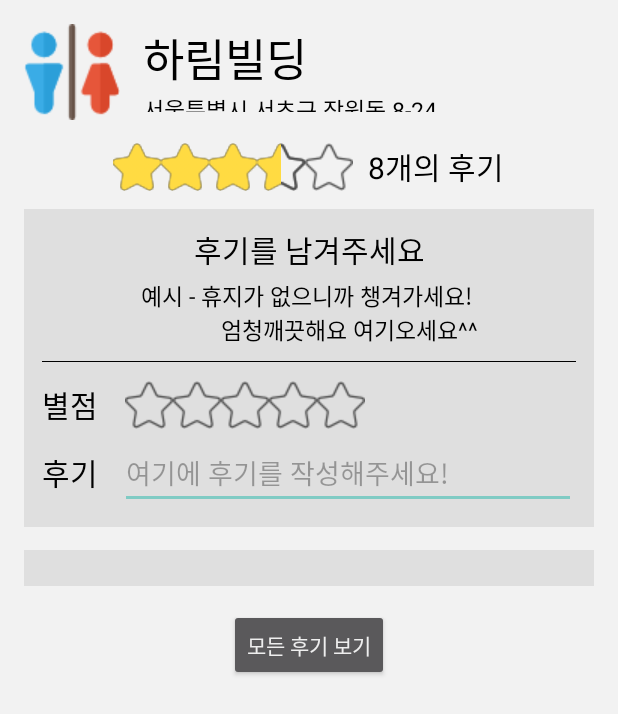
After one commit to KimYuMin/MobileProject, an Android app: the ReviewActivity screen opened directly, with no data from a screen before it, on a phone screen of 412 x 824 dp. The commit adds this screen. Shown: the top 714 px of the screen. Run offline under Robolectric (Android 15) with nearby library versions, the phone set to English and light mode, and no system bars.

Commit message:
googlemap + review_activity.xml
구글맵이랑 리뷰 UI

```diff
--- a/app/build.gradle
+++ b/app/build.gradle
@@ -1,5 +1,4 @@
 apply plugin: 'com.android.application'
-apply plugin: 'com.google.gms.google-services'
 android {
     compileSdkVersion 25
     buildToolsVersion "25.0.2"
@@ -20,12 +19,14 @@ android {
 }
 
 dependencies {
-    compile fileTree(dir: 'libs', include: ['*.jar'])
+    compile fileTree(include: ['*.jar'], dir: 'libs')
     androidTestCompile('com.android.support.test.espresso:espresso-core:2.2.2', {
         exclude group: 'com.android.support', module: 'support-annotations'
     })
     compile 'com.koushikdutta.ion:ion:2.+'
     compile 'com.android.support:appcompat-v7:25.3.1'
     compile 'com.google.firebase:firebase-database:9.8.0'
+    compile 'com.google.android.gms:play-services-maps:9.8.0'
     testCompile 'junit:junit:4.12'
 }
+apply plugin: 'com.google.gms.google-services'
--- /dev/null
+++ b/app/src/main/java/com/example/kimym/mobileproject/ReviewActivity.java
@@ -0,0 +1,13 @@
+package com.example.kimym.mobileproject;
+
+import android.support.v7.app.AppCompatActivity;
+import android.os.Bundle;
+
+public class ReviewActivity extends AppCompatActivity {
+
+    @Override
+    protected void onCreate(Bundle savedInstanceState) {
+        super.onCreate(savedInstanceState);
+        setContentView(R.layout.activity_review);
+    }
+}
--- /dev/null
+++ b/app/src/main/res/drawable/custom_ratingbar.xml
@@ -0,0 +1,9 @@
+<?xml version="1.0" encoding="utf-8"?>
+<layer-list xmlns:android="http://schemas.android.com/apk/res/android">
+    <item android:id="@android:id/background"
+        android:drawable="@drawable/custom_ratingbar_empty" />
+    <item android:id="@android:id/secondaryProgress"
+        android:drawable="@drawable/custom_ratingbar_empty" />
+    <item android:id="@android:id/progress"
+        android:drawable="@drawable/custom_ratingbar_filed" />
+</layer-list>
--- /dev/null
+++ b/app/src/main/res/drawable/custom_ratingbar_empty.xml
@@ -0,0 +1,19 @@
+<?xml version="1.0" encoding="utf-8"?>
+
+<selector xmlns:android="http://schemas.android.com/apk/res/android">
+
+    <item android:state_pressed="true"
+        android:state_window_focused="true"
+        android:drawable="@drawable/staroff" />
+
+    <item android:state_focused="true"
+        android:state_window_focused="true"
+        android:drawable="@drawable/staroff" />
+
+    <item android:state_selected="true"
+        android:state_window_focused="true"
+        android:drawable="@drawable/staroff" />
+
+    <item android:drawable="@drawable/staroff" />
+
+</selector>
--- /dev/null
+++ b/app/src/main/res/drawable/custom_ratingbar_filed.xml
@@ -0,0 +1,19 @@
+<?xml version="1.0" encoding="utf-8"?>
+
+<selector xmlns:android="http://schemas.android.com/apk/res/android">
+
+    <item android:state_pressed="true"
+        android:state_window_focused="true"
+        android:drawable="@drawable/staron" />
+
+    <item android:state_focused="true"
+        android:state_window_focused="true"
+        android:drawable="@drawable/staron" />
+
+    <item android:state_selected="true"
+        android:state_window_focused="true"
+        android:drawable="@drawable/staron" />
+
+    <item android:drawable="@drawable/staron" />
+
+</selector>
--- /dev/null
+++ b/app/src/main/res/layout/activity_review.xml
@@ -0,0 +1,178 @@
+<?xml version="1.0" encoding="utf-8"?>
+<LinearLayout xmlns:android="http://schemas.android.com/apk/res/android"
+    xmlns:tools="http://schemas.android.com/tools"
+    android:id="@+id/activity_review"
+    android:layout_width="match_parent"
+    android:layout_height="match_parent"
+    android:orientation="vertical"
+    android:paddingBottom="@dimen/activity_vertical_margin"
+    android:paddingLeft="@dimen/activity_horizontal_margin"
+    android:paddingRight="@dimen/activity_horizontal_margin"
+    android:paddingTop="@dimen/activity_vertical_margin"
+    android:background="#f2f2f2"
+    tools:context="com.example.kimym.mobileproject.ReviewActivity">
+
+    <LinearLayout
+        android:layout_width="match_parent"
+        android:layout_height="wrap_content"
+        android:orientation="vertical">
+        <LinearLayout
+            android:layout_width="match_parent"
+            android:layout_height="wrap_content">
+            <ImageView
+                android:layout_width="wrap_content"
+                android:layout_height="wrap_content"
+                android:src="@drawable/icon"/>
+            <LinearLayout
+                android:layout_width="match_parent"
+                android:layout_height="match_parent"
+                android:orientation="vertical"
+                android:layout_marginLeft="15dp"
+                android:layout_marginBottom="5dp">
+                <TextView
+                    android:layout_width="wrap_content"
+                    android:layout_height="wrap_content"
+                    android:textColor="#000000"
+                    android:textSize="30dp"
+                    android:text="하림빌딩"
+                    android:id="@+id/text_title"
+                    ></TextView>
+
+                <TextView
+                    android:layout_width="wrap_content"
+                    android:layout_height="match_parent"
+                    android:id="@+id/text_address"
+                    android:text="서울특별시 서초구 잠원동 8-24"
+                    android:textColor="#000000"
+                    android:textSize="15dp"
+                    ></TextView>
+            </LinearLayout>
+        </LinearLayout>
+        <LinearLayout
+            android:layout_width="match_parent"
+            android:layout_height="wrap_content"
+            android:orientation="horizontal"
+            android:layout_marginTop="10dp"
+            android:gravity="center"
+            android:paddingTop="5dp">
+
+            <RatingBar
+                android:layout_width="wrap_content"
+                android:layout_height="32dp"
+                android:id="@+id/ratingbar"
+                android:numStars="5"
+                android:stepSize="0.5"
+                android:isIndicator="true"
+                android:rating="3.5"
+                style="@style/CustomRatingBar"/>
+
+            <TextView
+                android:layout_width="wrap_content"
+                android:layout_height="wrap_content"
+                android:layout_marginLeft="10dp"
+                android:gravity="center"
+                android:textSize="20dp"
+                android:text="8개의 후기"
+                android:textColor="#000000"/>
+        </LinearLayout>
+    </LinearLayout>
+    <LinearLayout
+        android:layout_width="match_parent"
+        android:layout_height="wrap_content"
+        android:id="@+id/review_linear"
+        android:background="#17222222"
+        android:padding="12dp"
+        android:orientation="vertical"
+        android:layout_marginTop="12dp">
+        <TextView
+            android:layout_width="match_parent"
+            android:layout_height="wrap_content"
+            android:gravity="center"
+            android:text="후기를 남겨주세요"
+            android:textSize="20dp"
+            android:textColor="#000000"/>
+        <TextView
+            android:layout_width="match_parent"
+            android:layout_height="wrap_content"
+            android:layout_marginTop="4dp"
+            android:text="예시 - 휴지가 없으니까 챙겨가세요! \n \t \t \t \t엄청깨끗해요 여기오세요^^"
+            android:textSize="15dp"
+            android:gravity="center"
+            android:textColor="#000000"/>
+        <ImageView
+            android:layout_width="match_parent"
+            android:layout_height="10dp"
+            android:layout_marginTop="5dp"
+            android:src="@drawable/substract"
+            android:scaleType="fitXY"/>
+        <LinearLayout
+            android:layout_width="match_parent"
+            android:layout_height="wrap_content"
+            android:orientation="horizontal"
+            android:layout_marginTop="8dp">
+            <TextView
+                android:layout_width="wrap_content"
+                android:layout_height="wrap_content"
+                android:text="별점"
+                android:layout_gravity="center"
+                android:textColor="#000000"
+                android:textSize="20dp"/>
+            <RatingBar
+                android:layout_width="wrap_content"
+                android:layout_marginLeft="18dp"
+                android:layout_height="32dp"
+                android:id="@+id/ratingbar_input"
+                android:numStars="5"
+                android:stepSize="0.5"
+                android:rating="0.0"
+                style="@style/CustomRatingBar"/>
+
+        </LinearLayout>
+        <LinearLayout
+            android:layout_width="match_parent"
+            android:layout_height="wrap_content"
+            android:orientation="horizontal"
+            android:layout_marginTop="5dp">
+            <TextView
+                android:layout_width="wrap_content"
+                android:layout_height="wrap_content"
+                android:text="후기 "
+                android:layout_gravity="center"
+                android:textColor="#000000"
+                android:textSize="20dp"/>
+            <EditText
+                android:layout_width="match_parent"
+                android:layout_height="wrap_content"
+                android:layout_marginLeft="10dp"
+                android:hint="여기에 후기를 작성해주세요!"
+                android:textColorHint="#55000000"/>
+        </LinearLayout>
+    </LinearLayout>
+    <LinearLayout
+        android:layout_width="match_parent"
+        android:layout_height="wrap_content"
+        android:background="#17222222"
+        android:padding="12dp"
+        android:orientation="vertical"
+        android:layout_marginTop="15dp">
+        <ListView
+            android:layout_width="match_parent"
+            android:layout_height="wrap_content">
+
+        </ListView>
+    </LinearLayout>
+    <LinearLayout
+        android:layout_width="match_parent"
+        android:layout_height="wrap_content"
+        android:gravity="center"
+        android:layout_marginTop="15dp">
+
+        <Button
+            android:layout_width="wrap_content"
+            android:layout_height="wrap_content"
+            android:gravity="center"
+            android:text="모든 후기 보기"
+            android:textColor="#eeeeee"/>
+    </LinearLayout>
+
+</LinearLayout>
--- a/app/src/main/res/values/styles.xml
+++ b/app/src/main/res/values/styles.xml
@@ -7,5 +7,9 @@
         <item name="colorPrimaryDark">@color/colorPrimaryDark</item>
         <item name="colorAccent">@color/colorAccent</item>
     </style>
-
+    <style name="CustomRatingBar" parent="@android:style/Widget.RatingBar">
+        <item name="android:progressDrawable">@drawable/custom_ratingbar</item>
+        <item name="android:minHeight">32dip</item>
+        <item name="android:maxHeight">32dip</item>
+    </style>
 </resources>
```
Also changed, not shown: app/src/main/AndroidManifest.xml (+14 -2 lines), app/src/main/java/com/example/kimym/mobileproject/MapActivity.java (added, +117 -0 lines), app/src/main/res/layout/activity_map.xml (added, +27 -0 lines), app/src/main/res/layout/list_item.xml (added, +25 -0 lines), app/src/main/res/drawable/icon.png (added), app/src/main/res/drawable/star1.png (added), app/src/main/res/drawable/star_off.png (added), app/src/main/res/drawable/staroff.png (added), app/src/main/res/drawable/staron.png (added), app/src/main/res/drawable/substract.png (added).
